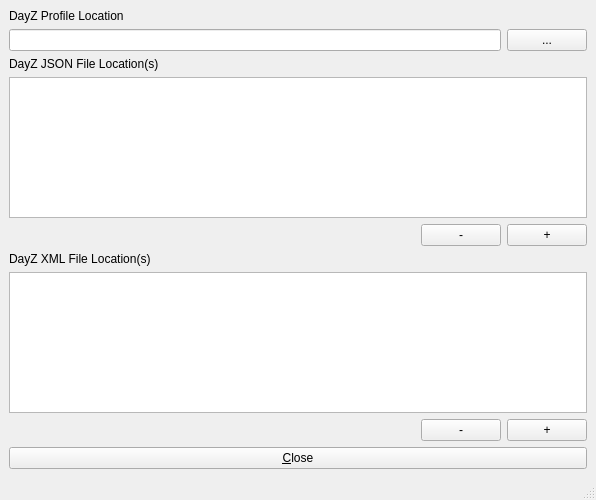
Qt form app/config/src/mainConfig.ui (idarthjedi/dayz-admin) before a commit.
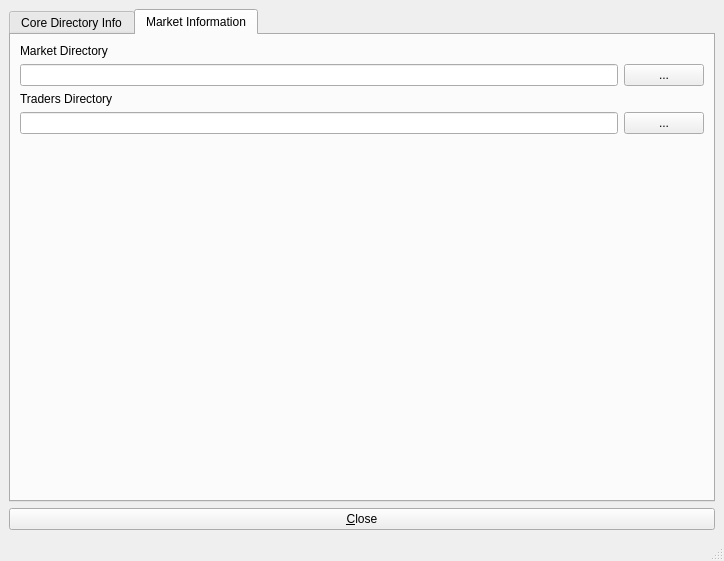
The same form after that commit.

```diff
--- a/app/config/src/mainConfig.ui
+++ b/app/config/src/mainConfig.ui
@@ -6,8 +6,8 @@
    <rect>
     <x>0</x>
     <y>0</y>
-    <width>596</width>
-    <height>500</height>
+    <width>724</width>
+    <height>561</height>
    </rect>
   </property>
   <property name="windowTitle">
@@ -16,6 +16,16 @@
   <widget class="QWidget" name="centralwidget">
    <layout class="QGridLayout" name="gridLayout_2">
     <item row="0" column="0">
+     <widget class="QTabWidget" name="tabWidget">
+      <property name="currentIndex">
+       <number>1</number>
+      </property>
+      <widget class="QWidget" name="tab_directoryconfig">
+       <attribute name="title">
+        <string>Core Directory Info</string>
+       </attribute>
+       <layout class="QGridLayout" name="gridLayout_3">
+        <item row="0" column="0">
      <layout class="QGridLayout" name="gridLayout">
       <item row="4" column="2">
        <widget class="QPushButton" name="pushButton_addJSON">
@@ -58,13 +68,6 @@
       <item row="6" column="0" colspan="3">
        <widget class="QListWidget" name="lstXMLLocation"/>
       </item>
-      <item row="8" column="0" colspan="3">
-       <widget class="QPushButton" name="pushButton_Close">
-        <property name="text">
-         <string>&amp;Close</string>
-        </property>
-       </widget>
-      </item>
       <item row="7" column="1">
        <widget class="QPushButton" name="pushButton_removeXML">
         <property name="text">
@@ -105,6 +108,87 @@
     </item>
    </layout>
   </widget>
+      <widget class="QWidget" name="tab_marketinformation">
+       <attribute name="title">
+        <string>Market Information</string>
+       </attribute>
+       <layout class="QGridLayout" name="gridLayout_5">
+        <item row="0" column="2">
+         <layout class="QGridLayout" name="gridLayout_4">
+          <item row="3" column="1">
+           <widget class="QPushButton" name="pushButton_tradersdirectory">
+            <property name="text">
+             <string>...</string>
+            </property>
+           </widget>
+          </item>
+          <item row="2" column="0">
+           <widget class="QLabel" name="label_5">
+            <property name="text">
+             <string>Traders Directory</string>
+            </property>
+           </widget>
+          </item>
+          <item row="1" column="0">
+           <widget class="QLineEdit" name="lineEdit"/>
+          </item>
+          <item row="1" column="1">
+           <widget class="QPushButton" name="pushButton_marketdirectory">
+            <property name="text">
+             <string>...</string>
+            </property>
+           </widget>
+          </item>
+          <item row="3" column="0">
+           <widget class="QLineEdit" name="lineEdit_2"/>
+          </item>
+          <item row="0" column="0">
+           <widget class="QLabel" name="label_4">
+            <property name="sizePolicy">
+             <sizepolicy hsizetype="Preferred" vsizetype="Preferred">
+              <horstretch>0</horstretch>
+              <verstretch>0</verstretch>
+             </sizepolicy>
+            </property>
+            <property name="maximumSize">
+             <size>
+              <width>16777215</width>
+              <height>16777215</height>
+             </size>
+            </property>
+            <property name="text">
+             <string>Market Directory</string>
+            </property>
+           </widget>
+          </item>
+          <item row="4" column="0">
+           <spacer name="verticalSpacer">
+            <property name="orientation">
+             <enum>Qt::Vertical</enum>
+            </property>
+            <property name="sizeHint" stdset="0">
+             <size>
+              <width>20</width>
+              <height>40</height>
+             </size>
+            </property>
+           </spacer>
+          </item>
+         </layout>
+        </item>
+       </layout>
+      </widget>
+     </widget>
+    </item>
+    <item row="1" column="0">
+     <widget class="QPushButton" name="pushButton_Close">
+      <property name="text">
+       <string>&amp;Close</string>
+      </property>
+     </widget>
+    </item>
+   </layout>
+  </widget>
   <widget class="QMenuBar" name="menubar">
    <property name="geometry">
     <rect>
```
Left out of the diff: 21 changed lines with no effect on the pictures. Lines whose indentation alone changed are shown as unchanged.
